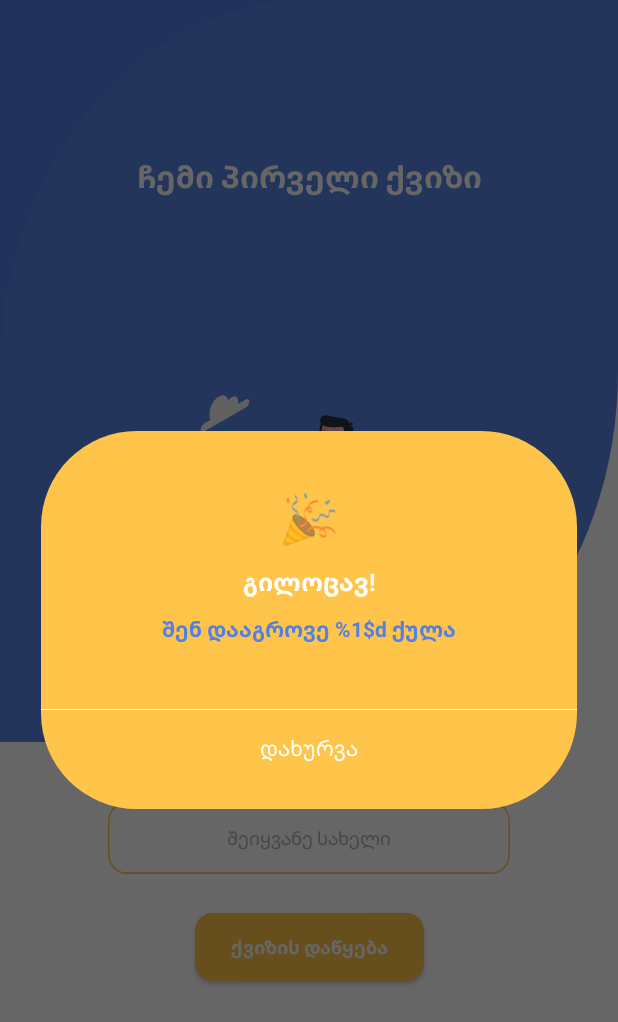
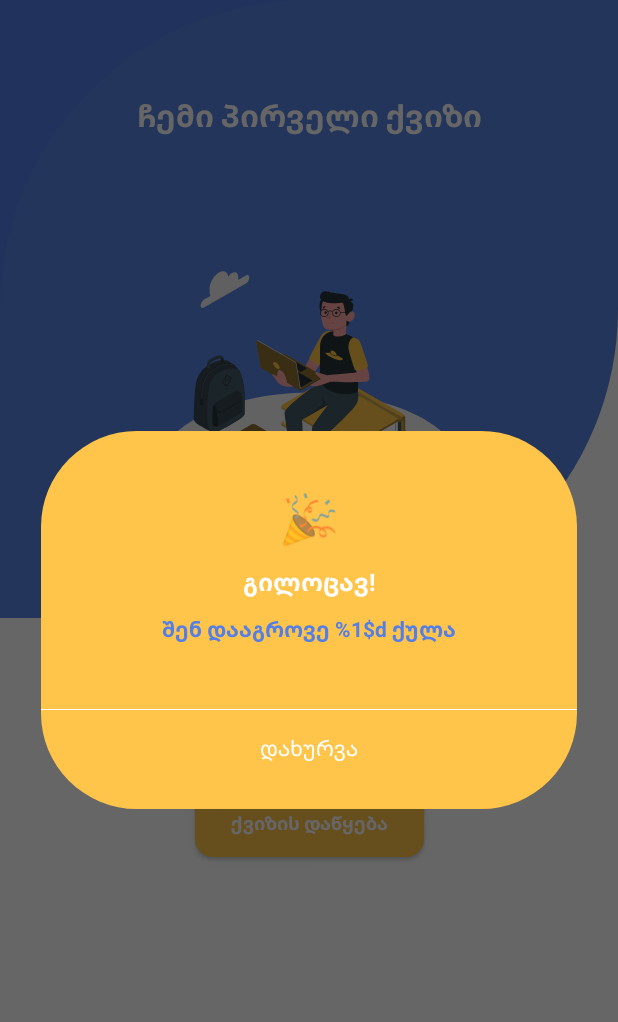
Before and after one commit to ninikokra/Quiz, an Android app: the screen it shows after launch (QuizActivity), after a tap on "ქვიზის დაწყება", on a phone screen of 412 x 824 dp. Shown: the top 1022 px of the screen. Run offline under Robolectric (Android 15) with nearby library versions, the phone set to English and light mode, and no system bars.

Commit message:
changed intro animation height Percent, added with binding in custom title view

```diff
--- a/app/src/main/java/com/space/quiz/presentation/views/RectangleView.kt
+++ b/app/src/main/java/com/space/quiz/presentation/views/RectangleView.kt
@@ -25,8 +25,8 @@ class RectangleView @JvmOverloads constructor(
     }
 
     override fun drawCustomView(canvas: Canvas) {
-        val width = width.toFloat()
-        val height = height.toFloat()
+        val width = width
+        val height = height
         val radius = width.coerceAtMost(height) / 4
         canvas.drawRoundRect(0f, 5f, width, height, radius, radius, paint)
     }
--- a/app/src/main/res/layout/fragment_intro.xml
+++ b/app/src/main/res/layout/fragment_intro.xml
@@ -11,7 +11,7 @@
         android:layout_width="match_parent"
         android:layout_height="0dp"
         app:layout_constraintEnd_toEndOf="parent"
-        app:layout_constraintHeight_percent="0.6"
+        app:layout_constraintHeight_percent="0.5"
         app:layout_constraintStart_toStartOf="parent"
         app:layout_constraintTop_toTopOf="parent" />
 
```
Also changed, not shown: app/src/main/java/com/space/quiz/presentation/home/HomeFragment.kt (+4 -4 lines), app/src/main/java/com/space/quiz/presentation/views/CustomTitleView.kt (+13 -11 lines), app/src/main/java/com/space/quiz/presentation/views/TestsTopCustomView.kt (+9 -22 lines).
